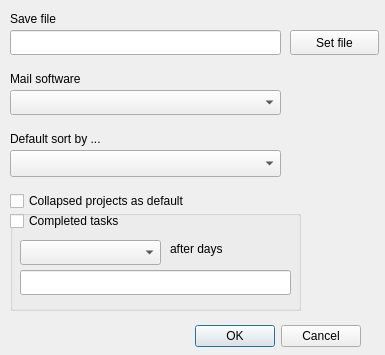
The window that preferencesdialog.ui (menzzana/ZDoList) describes before a commit, drawn with Qt 5.
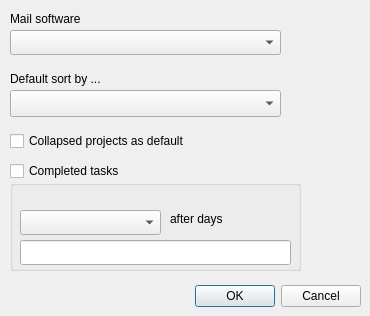
The same window after the commit.

```diff
--- a/preferencesdialog.ui
+++ b/preferencesdialog.ui
@@ -6,8 +6,8 @@
    <rect>
     <x>0</x>
     <y>0</y>
-    <width>385</width>
-    <height>355</height>
+    <width>370</width>
+    <height>316</height>
    </rect>
   </property>
   <property name="windowTitle">
@@ -17,7 +17,7 @@
    <property name="geometry">
     <rect>
      <x>20</x>
-     <y>320</y>
+     <y>280</y>
      <width>341</width>
      <height>32</height>
     </rect>
@@ -29,47 +29,11 @@
     <set>QDialogButtonBox::Cancel|QDialogButtonBox::Ok</set>
    </property>
   </widget>
-  <widget class="QLabel" name="label">
-   <property name="geometry">
-    <rect>
-     <x>10</x>
-     <y>10</y>
-     <width>67</width>
-     <height>17</height>
-    </rect>
-   </property>
-   <property name="text">
-    <string>Save file</string>
-   </property>
-  </widget>
-  <widget class="QLineEdit" name="lineEdit">
-   <property name="geometry">
-    <rect>
-     <x>10</x>
-     <y>30</y>
-     <width>271</width>
-     <height>25</height>
-    </rect>
-   </property>
-  </widget>
-  <widget class="QPushButton" name="pushButton">
-   <property name="geometry">
-    <rect>
-     <x>290</x>
-     <y>30</y>
-     <width>89</width>
-     <height>25</height>
-    </rect>
-   </property>
-   <property name="text">
-    <string>Set file</string>
-   </property>
-  </widget>
   <widget class="QLabel" name="label_2">
    <property name="geometry">
     <rect>
      <x>10</x>
-     <y>70</y>
+     <y>10</y>
      <width>101</width>
      <height>17</height>
     </rect>
@@ -82,7 +46,7 @@
    <property name="geometry">
     <rect>
      <x>10</x>
-     <y>90</y>
+     <y>30</y>
      <width>271</width>
      <height>25</height>
     </rect>
@@ -95,9 +59,9 @@
    <property name="geometry">
     <rect>
      <x>10</x>
-     <y>210</y>
+     <y>180</y>
      <width>291</width>
-     <height>101</height>
+     <height>91</height>
     </rect>
    </property>
    <property name="title">
@@ -147,7 +111,7 @@
    <property name="geometry">
     <rect>
      <x>10</x>
-     <y>210</y>
+     <y>160</y>
      <width>231</width>
      <height>22</height>
     </rect>
@@ -160,7 +124,7 @@
    <property name="geometry">
     <rect>
      <x>10</x>
-     <y>130</y>
+     <y>70</y>
      <width>111</width>
      <height>17</height>
     </rect>
@@ -173,7 +137,7 @@
    <property name="geometry">
     <rect>
      <x>10</x>
-     <y>150</y>
+     <y>90</y>
      <width>271</width>
      <height>27</height>
     </rect>
@@ -183,7 +147,7 @@
    <property name="geometry">
     <rect>
      <x>10</x>
-     <y>190</y>
+     <y>130</y>
      <width>201</width>
      <height>22</height>
     </rect>
```
